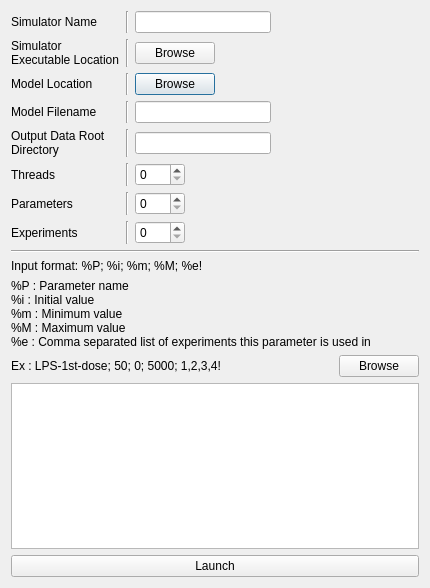
This is newparamsynthjob.ui in huseinz/paramsynthgui as Qt 5 draws it before an edit. The edited form follows.
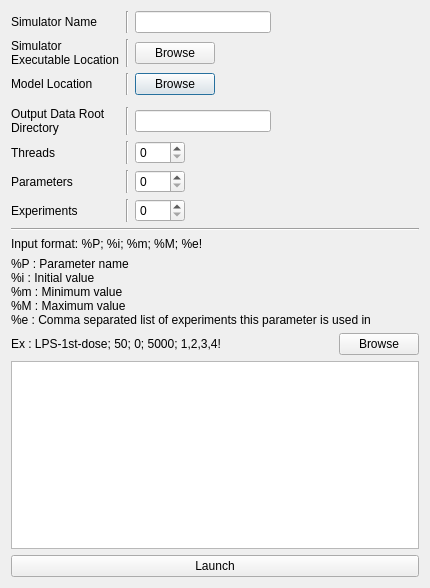
This is the edited form. Icons and pictures are not drawn.

Commit message: removed redundant widget from new param synth window

Patch:
```diff
--- a/newparamsynthjob.ui
+++ b/newparamsynthjob.ui
@@ -44,13 +44,6 @@
        </property>
       </widget>
      </item>
-     <item row="3" column="0">
-      <widget class="QLabel" name="label_8">
-       <property name="text">
-        <string>Model Filename</string>
-       </property>
-      </widget>
-     </item>
      <item row="5" column="1">
       <widget class="Line" name="line_6">
        <property name="orientation">
@@ -198,9 +191,6 @@
        </property>
       </widget>
      </item>
-     <item row="3" column="2">
-      <widget class="QLineEdit" name="lineEdit"/>
-     </item>
      <item row="5" column="2">
       <widget class="QSpinBox" name="spinBox">
        <property name="maximumSize">
```
The commit also changes 3 other files.
